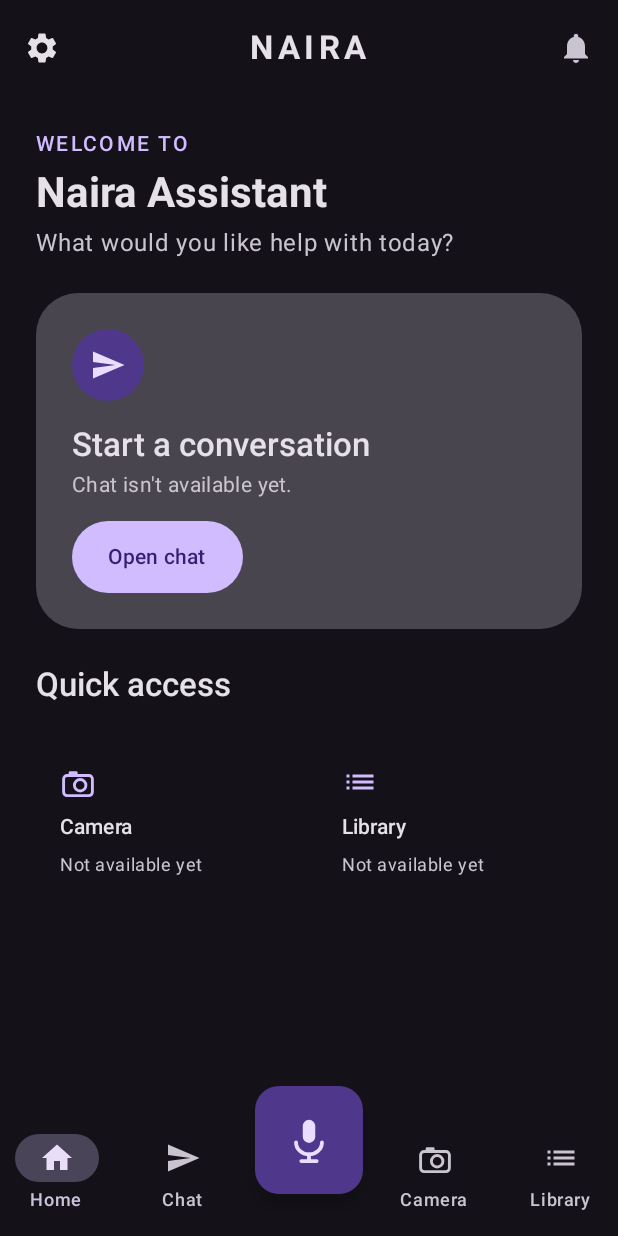
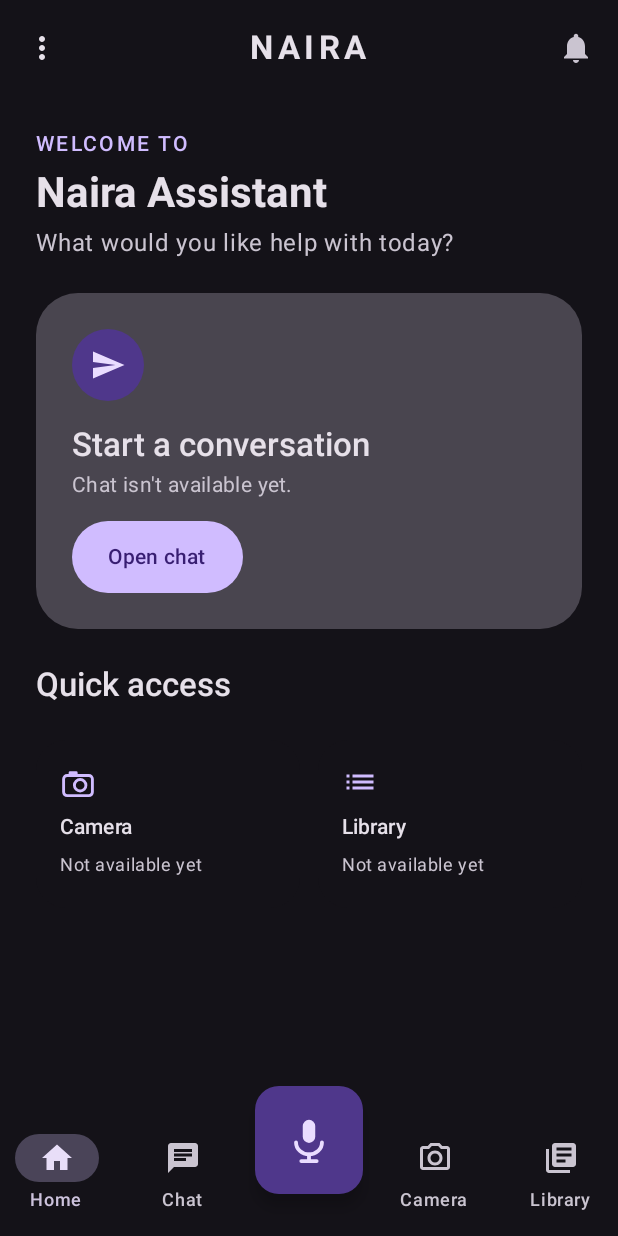
Before and after one commit to nidoham28/NairaAssistant, an Android app built with Jetpack Compose: the screen it shows after launch (MainActivity), on a phone screen of 412 x 824 dp. Run offline under Robolectric (Android 15) with nearby library versions, the phone set to English and light mode, and no system bars.

Commit message:
Improved uiux

```diff
--- a/app/build.gradle.kts
+++ b/app/build.gradle.kts
@@ -47,7 +47,7 @@ dependencies {
     implementation(libs.androidx.activity.compose)
     implementation(libs.androidx.navigation.compose)
     implementation(libs.androidx.compose.material3)
-    implementation(libs.androidx.compose.material.icons.core)
+    implementation(libs.androidx.compose.material.icons.extended)
     implementation(libs.androidx.compose.ui)
     implementation(libs.androidx.compose.ui.graphics)
     implementation(libs.androidx.compose.ui.tooling.preview)
--- a/app/src/main/java/io/naira/assistant/presentation/main/component/MainNavigationBar.kt
+++ b/app/src/main/java/io/naira/assistant/presentation/main/component/MainNavigationBar.kt
@@ -3,9 +3,11 @@ package io.naira.assistant.presentation.main.component
 import androidx.compose.foundation.layout.Spacer
 import androidx.compose.foundation.layout.size
 import androidx.compose.material.icons.Icons
-import androidx.compose.material.icons.automirrored.filled.List
-import androidx.compose.material.icons.automirrored.filled.Send
+import androidx.compose.material.icons.automirrored.filled.Chat
+import androidx.compose.material.icons.automirrored.filled.LibraryBooks
+import androidx.compose.material.icons.filled.Camera
 import androidx.compose.material.icons.filled.Home
+import androidx.compose.material.icons.outlined.CameraAlt
 import androidx.compose.material3.Icon
 import androidx.compose.material3.MaterialTheme
 import androidx.compose.material3.NavigationBar
@@ -37,7 +39,7 @@ internal fun MainNavigationBar(
         NavigationBarItem(
             selected = false,
             onClick = { onUnavailable("Chat") },
-            icon = { Icon(Icons.AutoMirrored.Filled.Send, contentDescription = null) },
+            icon = { Icon(Icons.AutoMirrored.Filled.Chat, contentDescription = null) },
             label = { Text("Chat") },
             modifier = Modifier.testTag("home-nav-chat"),
         )
@@ -45,19 +47,14 @@ internal fun MainNavigationBar(
         NavigationBarItem(
             selected = false,
             onClick = { onUnavailable("Camera") },
-            icon = {
-                CameraGlyph(
-                    modifier = Modifier.size(24.dp),
-                    color = MaterialTheme.colorScheme.onSurfaceVariant,
-                )
-            },
+            icon = { Icon(Icons.Outlined.CameraAlt, contentDescription = null) },
             label = { Text("Camera") },
             modifier = Modifier.testTag("home-nav-camera"),
         )
         NavigationBarItem(
             selected = false,
             onClick = { onUnavailable("Library") },
-            icon = { Icon(Icons.AutoMirrored.Filled.List, contentDescription = null) },
+            icon = { Icon(Icons.AutoMirrored.Filled.LibraryBooks, contentDescription = null) },
             label = { Text("Library") },
             modifier = Modifier.testTag("home-nav-library"),
         )
--- a/app/src/main/java/io/naira/assistant/presentation/main/screen/MainScreen.kt
+++ b/app/src/main/java/io/naira/assistant/presentation/main/screen/MainScreen.kt
@@ -6,6 +6,7 @@ import androidx.compose.foundation.layout.offset
 import androidx.compose.foundation.layout.padding
 import androidx.compose.foundation.layout.size
 import androidx.compose.material.icons.Icons
+import androidx.compose.material.icons.filled.MoreVert
 import androidx.compose.material.icons.filled.Notifications
 import androidx.compose.material.icons.filled.Settings
 import androidx.compose.material3.CenterAlignedTopAppBar
@@ -66,12 +67,12 @@ fun MainScreen() {
                 },
                 navigationIcon = {
                     IconButton(
-                        onClick = { showUnavailable("Settings") },
-                        modifier = Modifier.testTag("open-settings"),
+                        onClick = { showUnavailable("Options") },
+                        modifier = Modifier.testTag("open-options"),
                     ) {
                         Icon(
-                            imageVector = Icons.Filled.Settings,
-                            contentDescription = "Settings",
+                            imageVector = Icons.Filled.MoreVert,
+                            contentDescription = "Options",
                         )
                     }
                 },
```
Also changed, not shown: gradle/libs.versions.toml (+10 -11 lines).
